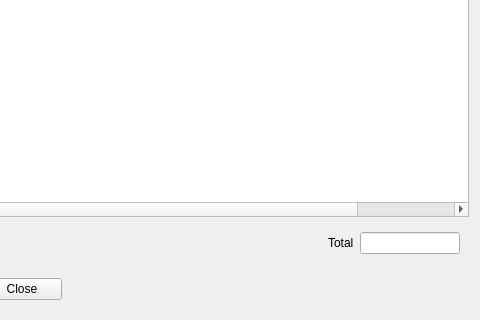
This is Resort/dlggposorderinfo.ui in End1-1/Resort-2 as Qt 5 draws it before an edit; both pictures show x 437 to 917 and y 191 to 511 of the 917 by 511 pixel window. The edited form follows.
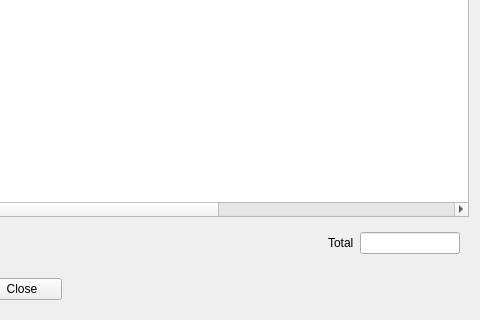
This is the edited form. Icons and pictures are not drawn. Custom widgets are drawn as their Qt base class.

```diff
--- a/Resort/dlggposorderinfo.ui
+++ b/Resort/dlggposorderinfo.ui
@@ -237,6 +237,16 @@
        <string>Complex</string>
       </property>
      </column>
+     <column>
+      <property name="text">
+       <string>Delete</string>
+      </property>
+     </column>
+     <column>
+      <property name="text">
+       <string>Replace</string>
+      </property>
+     </column>
     </widget>
    </item>
    <item>
```
